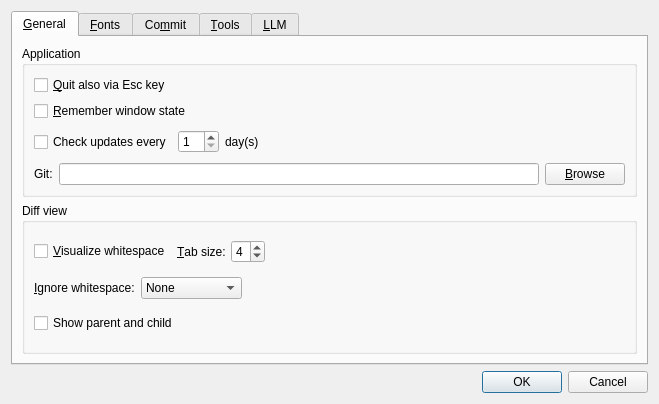
timxx/qgitc, file qgitc/preferences.ui: the form before one commit.
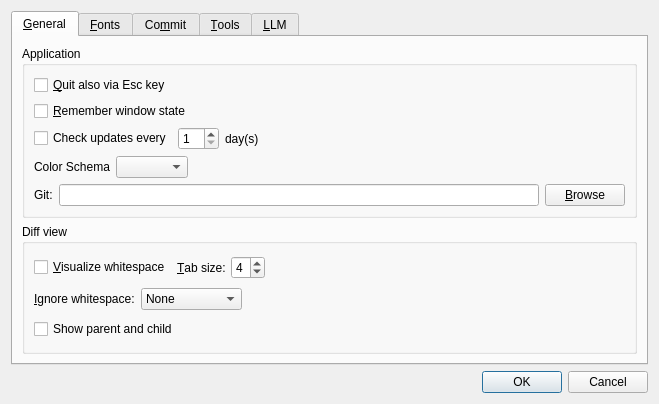
The form after the commit. Custom widgets are drawn as their Qt base class.

Commit message: Allow switch color schema

Patch:
```diff
--- a/qgitc/preferences.ui
+++ b/qgitc/preferences.ui
@@ -82,6 +82,36 @@
             </item>
            </layout>
           </item>
+          <item>
+           <layout class="QHBoxLayout" name="horizontalLayout_10">
+            <item>
+             <widget class="QLabel" name="label_18">
+              <property name="text">
+               <string>Color Schema</string>
+              </property>
+              <property name="buddy">
+               <cstring>cbColorSchema</cstring>
+              </property>
+             </widget>
+            </item>
+            <item>
+             <widget class="QComboBox" name="cbColorSchema"/>
+            </item>
+            <item>
+             <spacer name="horizontalSpacer_9">
+              <property name="orientation">
+               <enum>Qt::Orientation::Horizontal</enum>
+              </property>
+              <property name="sizeHint" stdset="0">
+               <size>
+                <width>40</width>
+                <height>20</height>
+               </size>
+              </property>
+             </spacer>
+            </item>
+           </layout>
+          </item>
           <item>
            <layout class="QHBoxLayout" name="horizontalLayout_9">
             <item>
```
The commit also changes 6 other files.
